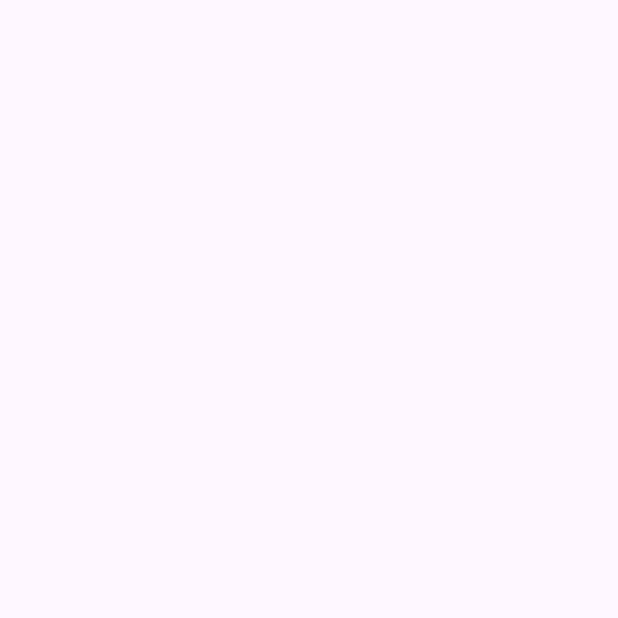
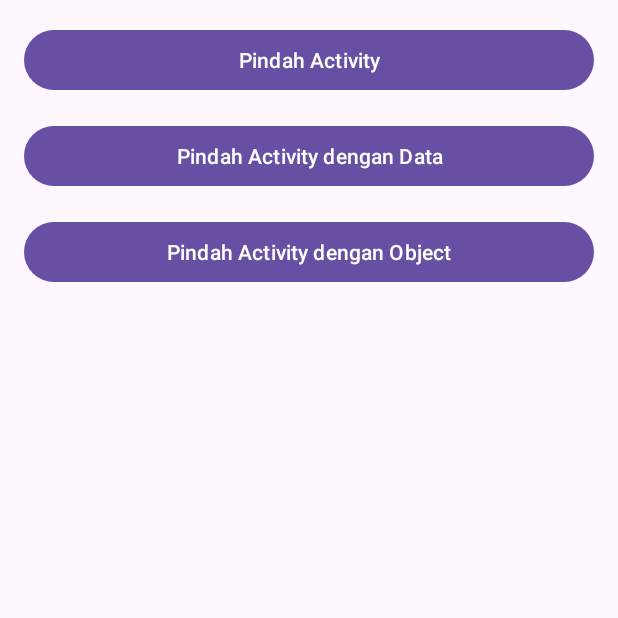
Before and after one commit to BrianFaviansa/membuat-android-pemula, an Android app: the screen it shows after launch (MainActivity), on a phone screen of 412 x 824 dp, the top half of it. Before the commit the part shown is empty. Run offline under Robolectric (Android 15) with nearby library versions, the phone set to English and light mode, and no system bars.

Commit message:
[Explicit Intent & Parcelable] done

```diff
--- a/MyIntentApp/app/build.gradle.kts
+++ b/MyIntentApp/app/build.gradle.kts
@@ -1,6 +1,7 @@
 plugins {
     alias(libs.plugins.android.application)
     alias(libs.plugins.kotlin.android)
+    id("kotlin-parcelize")
 }
 
 android {
--- a/MyIntentApp/app/src/main/java/com/faviansa/myintentapp/MainActivity.kt
+++ b/MyIntentApp/app/src/main/java/com/faviansa/myintentapp/MainActivity.kt
@@ -1,20 +1,67 @@
 package com.faviansa.myintentapp
 
+import android.content.Intent
 import android.os.Bundle
+import android.view.View
+import android.widget.Button
 import androidx.activity.enableEdgeToEdge
 import androidx.appcompat.app.AppCompatActivity
 import androidx.core.view.ViewCompat
 import androidx.core.view.WindowInsetsCompat
 
-class MainActivity : AppCompatActivity() {
+class MainActivity : AppCompatActivity(), View.OnClickListener {
     override fun onCreate(savedInstanceState: Bundle?) {
         super.onCreate(savedInstanceState)
         enableEdgeToEdge()
         setContentView(R.layout.activity_main)
+
+        val btnMoveActivity: Button = findViewById(R.id.btn_move_activity)
+        btnMoveActivity.setOnClickListener(this)
+
+        val btnMoveWithDataActivity: Button = findViewById(R.id.btn_move_activity_data)
+        btnMoveWithDataActivity.setOnClickListener(this)
+
+        val btnMoveWithObject: Button = findViewById(R.id.btn_move_activity_object)
+        btnMoveWithObject.setOnClickListener(this)
+
         ViewCompat.setOnApplyWindowInsetsListener(findViewById(R.id.main)) { v, insets ->
             val systemBars = insets.getInsets(WindowInsetsCompat.Type.systemBars())
-            v.setPadding(systemBars.left, systemBars.top, systemBars.right, systemBars.bottom)
+            v.setPadding(
+                systemBars.left + v.paddingLeft,
+                systemBars.top + v.paddingTop,
+                systemBars.right + v.paddingRight,
+                systemBars.bottom + v.paddingBottom
+            )
             insets
         }
     }
+
+    override fun onClick(v: View?) {
+        when (v?.id) {
+            R.id.btn_move_activity -> {
+                val moveIntent = Intent(this@MainActivity, MoveActivity::class.java)
+                startActivity(moveIntent)
+            }
+
+            R.id.btn_move_activity_data -> {
+                val moveWithDataIntent = Intent(this@MainActivity, MoveWithDataActivity::class.java)
+                moveWithDataIntent.putExtra(MoveWithDataActivity.EXTRA_NAME, "Hibou Academy Boy")
+                moveWithDataIntent.putExtra(MoveWithDataActivity.EXTRA_AGE, 20)
+                startActivity(moveWithDataIntent)
+            }
+
+            R.id.btn_move_activity_object -> {
+                val person = Person(
+                    "Hibou Academy",
+                    20,
+                    "hibou@gmail.com",
+                    "Jember"
+                )
+
+                val moveWithObjectIntent = Intent(this@MainActivity, MoveWithObjectActivity::class.java)
+                moveWithObjectIntent.putExtra(MoveWithObjectActivity.EXTRA_PERSON, person)
+                startActivity(moveWithObjectIntent)
+            }
+        }
+    }
 }
--- a/MyIntentApp/app/src/main/res/layout/activity_main.xml
+++ b/MyIntentApp/app/src/main/res/layout/activity_main.xml
@@ -5,10 +5,31 @@
     android:id="@+id/main"
     android:layout_width="match_parent"
     android:layout_height="match_parent"
+    android:orientation="vertical"
     android:padding="16dp"
-    android:orientation="vertical"
     tools:context=".MainActivity">
 
+    <Button
+        android:id="@+id/btn_move_activity"
+        android:layout_width="match_parent"
+        android:layout_height="wrap_content"
+        android:layout_marginBottom="16dp"
+        android:text="@string/move_activity" />
 
+    <Button
+        android:id="@+id/btn_move_activity_data"
+        android:layout_width="match_parent"
+        android:layout_height="wrap_content"
+        android:layout_marginBottom="16dp"
+        android:text="@string/move_with_data"
+        />
+
+    <Button
+        android:id="@+id/btn_move_activity_object"
+        android:layout_width="match_parent"
+        android:layout_height="wrap_content"
+        android:layout_marginBottom="16dp"
+        android:text="@string/move_with_object"
+        />
 
 </LinearLayout>
```
Also changed, not shown: MyIntentApp/app/src/main/AndroidManifest.xml (+9 -0 lines), MyIntentApp/app/src/main/java/com/faviansa/myintentapp/MoveActivity.kt (added, +25 -0 lines), MyIntentApp/app/src/main/java/com/faviansa/myintentapp/MoveWithDataActivity.kt (added, +40 -0 lines), MyIntentApp/app/src/main/java/com/faviansa/myintentapp/MoveWithObjectActivity.kt (added, +47 -0 lines), MyIntentApp/app/src/main/java/com/faviansa/myintentapp/Person.kt (added, +42 -0 lines), MyIntentApp/app/src/main/res/layout/activity_move.xml (added, +16 -0 lines), MyIntentApp/app/src/main/res/layout/activity_move_with_data.xml (added, +18 -0 lines), MyIntentApp/app/src/main/res/layout/activity_move_with_object.xml (added, +17 -0 lines), MyIntentApp/app/src/main/res/values/strings.xml (+15 -0 lines).
